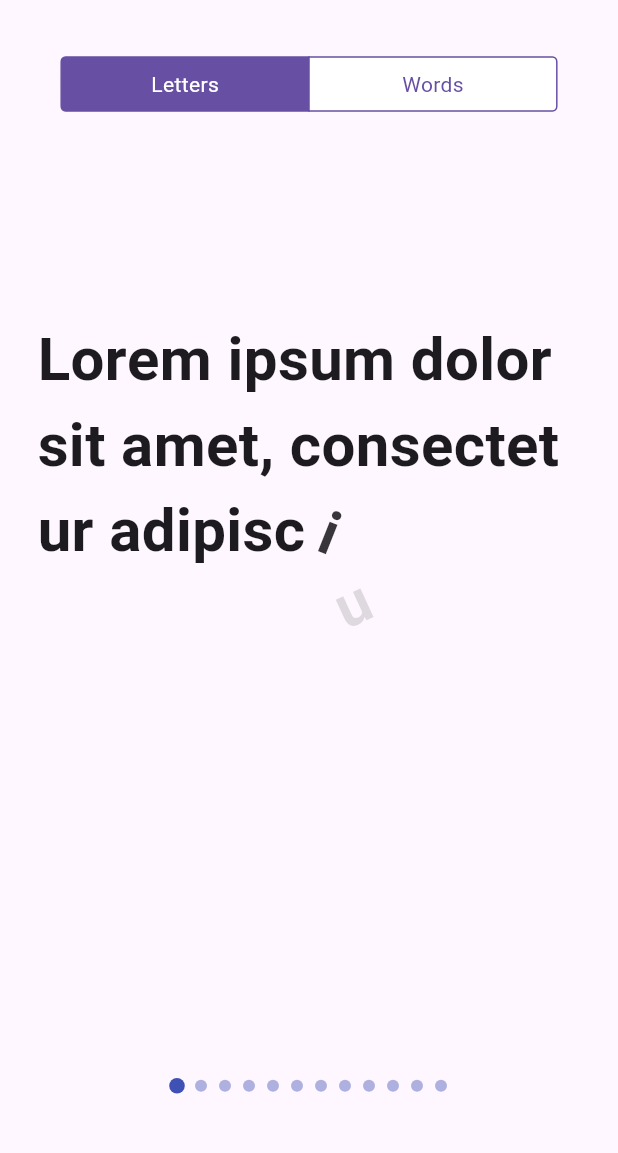
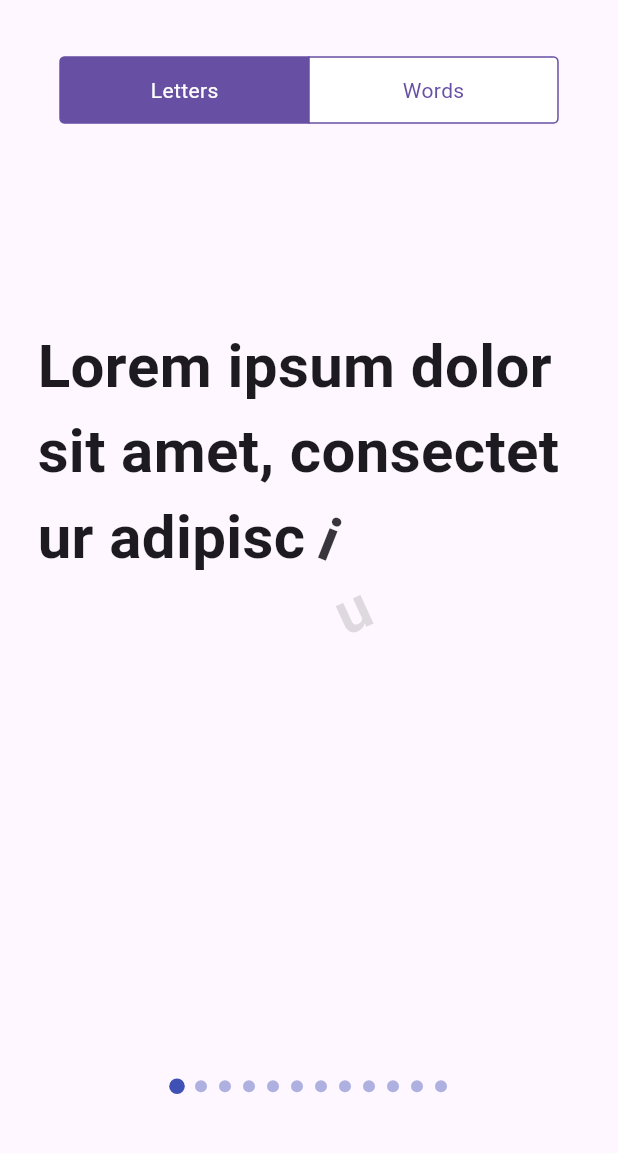
Before and after one commit to YeLwinOo-Steve/pretty_animated_text, a Flutter app: the screen it shows after launch, on a phone screen of 412 x 824 dp, the part 63-1216 px from its top. Run offline on Flutter 3.47's test engine with Material 3 defaults, Android fonts, the light colour scheme and no system bars; drawn by our look-alikes of smooth_page_indicator; our stand-ins replace plugin_platform_interface, web.

Commit message:
updated: example project

```diff
--- a/example/lib/main.dart
+++ b/example/lib/main.dart
@@ -34,6 +34,14 @@ class _HomeWidgetState extends State<HomeWidget> {
   final PageController wordController = PageController();
   int selectedValue = 0;
   final int length = 12;
+
+  @override
+  void dispose() {
+    letterController.dispose();
+    wordController.dispose();
+    super.dispose();
+  }
+
   @override
   Widget build(BuildContext context) {
     return Scaffold(
@@ -172,15 +180,17 @@ class _HomeWidgetState extends State<HomeWidget> {
     );
   }
 
-  CupertinoSegmentedControl<int> _tabs() {
-    return CupertinoSegmentedControl<int>(
+  _tabs() {
+    return SizedBox(
+      width: double.maxFinite,
+      child: CupertinoSegmentedControl<int>(
         children: const {
           0: Padding(
-          padding: EdgeInsets.symmetric(vertical: 8.0, horizontal: 60.0),
+            padding: EdgeInsets.symmetric(vertical: 12.0),
             child: Text('Letters'),
           ),
           1: Padding(
-          padding: EdgeInsets.symmetric(vertical: 8.0, horizontal: 60.0),
+            padding: EdgeInsets.symmetric(vertical: 12.0),
             child: Text('Words'),
           ),
         },
@@ -197,6 +207,7 @@ class _HomeWidgetState extends State<HomeWidget> {
             }
           });
         },
+      ),
     );
   }
 }
```
Lines whose indentation alone changed are shown as unchanged.
